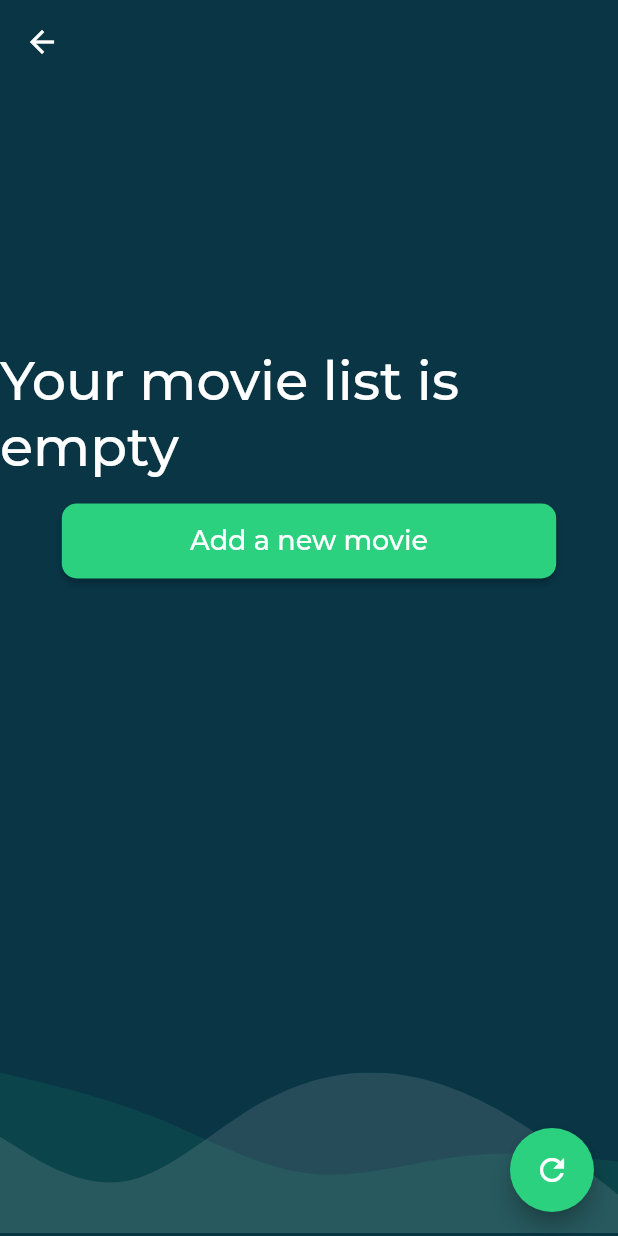
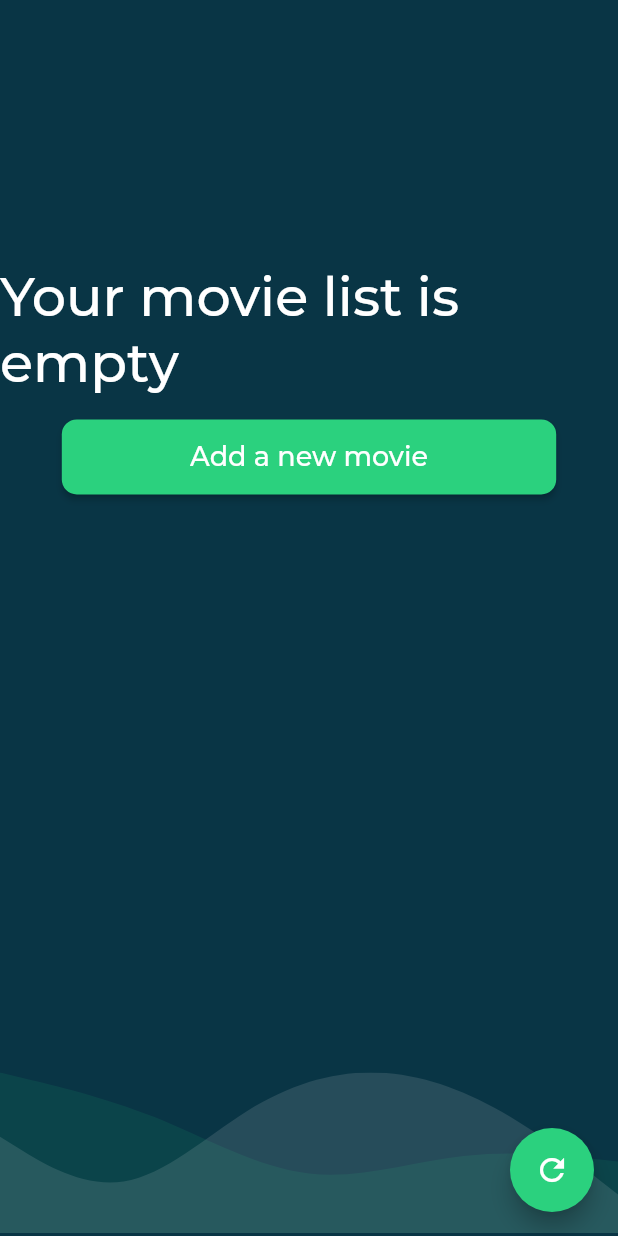
Before and after one commit to tomislavmiksik/job-application-task, a Flutter app: the HomeScreen screen opened by its route, on a phone screen of 412 x 824 dp. Run offline on Flutter 3.47's test engine with Material 2 defaults, Android fonts, the phone set to English and light mode, and no system bars; our stand-ins replace dio, extended_image, flutter_svg, font_awesome_flutter, image_picker, shared_preferences; accounts and stored records are empty; network calls fail; project files that could hold a hidden picture were left out.

Commit message:
edit form screen touched up

```diff
--- a/lib/screens/home_screen.dart
+++ b/lib/screens/home_screen.dart
@@ -45,14 +45,14 @@ class _HomeScreenState extends State<HomeScreen> {
               )
             : null,
         backgroundColor: Theme.of(context).backgroundColor,
-        appBar: AppBar(
-          shadowColor: Colors.transparent,
-          backgroundColor: Theme.of(context).backgroundColor,
-        ),
         body: apiProv.getMovies.isEmpty
             ? const EmptyListWidget()
             : Column(
+              mainAxisAlignment: MainAxisAlignment.spaceAround,
                 children: [
+                  const SizedBox(
+                    height: 20,
+                  ),
                   Row(
                     crossAxisAlignment: CrossAxisAlignment.center,
                     mainAxisAlignment: MainAxisAlignment.spaceBetween,
@@ -96,7 +96,7 @@ class _HomeScreenState extends State<HomeScreen> {
                       ),
                     ],
                   ),
-                  const SizedBox(height: 20),
+                  //const SizedBox(height: 20),
                   RefreshIndicator(
                     backgroundColor: Theme.of(context).backgroundColor,
                     color: Theme.of(context).primaryColor,
@@ -109,7 +109,7 @@ class _HomeScreenState extends State<HomeScreen> {
                       );
                     },
                     child: SizedBox(
-                      height: MediaQuery.of(context).size.height * 0.82,
+                      height: MediaQuery.of(context).size.height * 0.8,
                       child: MovieGrid(
                         apiProv.getMovies,
                       ),
--- a/lib/widgets/edit_add_form.dart
+++ b/lib/widgets/edit_add_form.dart
@@ -88,7 +88,6 @@ class _EditAddFormState extends State<EditAddForm> {
           child: Form(
             child: Column(
               children: [
-                const SizedBox(height: 40),
                 TextFormField(
                   cursorColor: Theme.of(context).primaryColor,
                   textInputAction: TextInputAction.next,
```
Also changed, not shown: lib/screens/edit_movie_screen.dart (+15 -5 lines), lib/services/api_calls.dart (+10 -9 lines).
